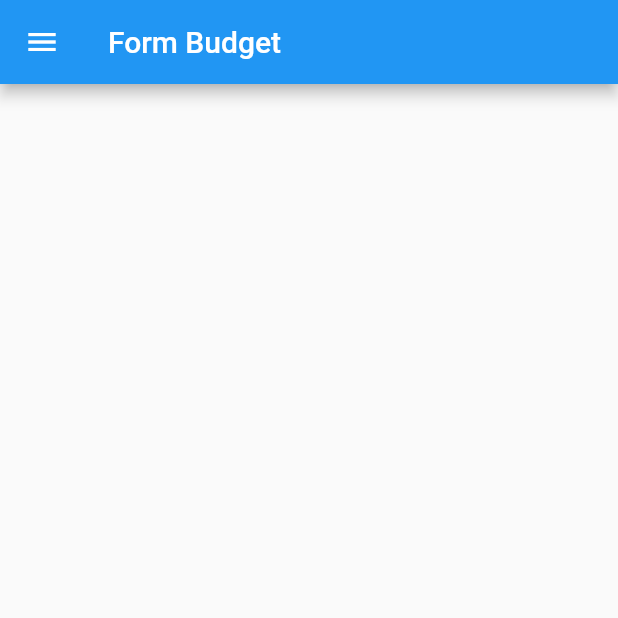
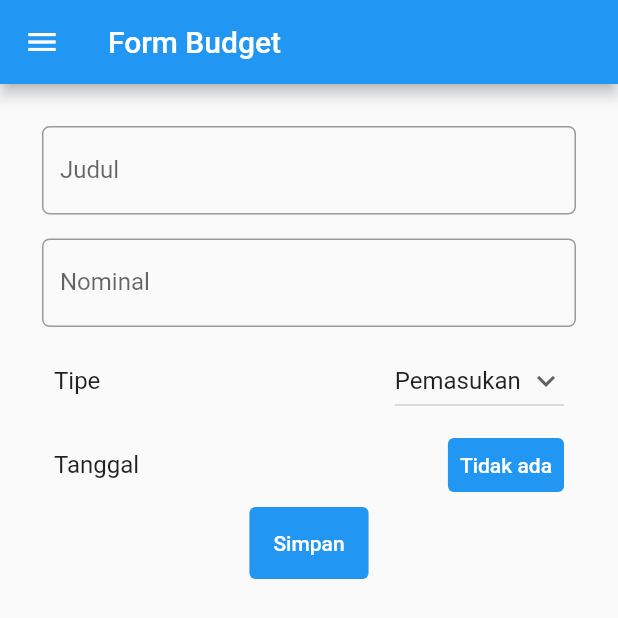
Before and after one commit to HansTM/pbp-tugas-flutter, a Flutter app: the screen it shows after launch, in the side drawer, after a tap on "Tambah Budget", on a phone screen of 412 x 824 dp. Shown: the top 618 px of the screen. Run offline on Flutter 3.47's test engine with Material 2 defaults, Android fonts, the phone set to English and light mode, and no system bars.

Commit message:
Tugas 8: Isi halaman form 1

```diff
--- a/lib/budget-form.dart
+++ b/lib/budget-form.dart
@@ -10,6 +10,13 @@ class BudgetFormPage extends StatefulWidget {
 }
 
 class _BudgetFormPageState extends State<BudgetFormPage> {
+  final _formKey = GlobalKey<FormState>();
+
+  String judulBudget = '';
+  int nominalBudget = 0;
+  List<String> listTipeBudget = ['Pemasukan', 'Pengeluaran'];
+  String tipeBudget = 'Pemasukan';
+  DateTime? tanggalBudget;
 
   @override
   Widget build(BuildContext context) {
@@ -18,8 +25,139 @@ class _BudgetFormPageState extends State<BudgetFormPage> {
         title: Text(widget.title),
       ),
       drawer: const GlobalDrawer(),
-      body: Center(
-      ),
+      body: Form(
+        key: _formKey,
+        child: SingleChildScrollView(
+          child: Container(
+            padding: const EdgeInsets.all(20.0),
+            child: Column(
+              children: [
+                Padding(
+                  padding: const EdgeInsets.all(8.0),
+                  child: TextFormField(
+                    decoration: InputDecoration(
+                      hintText: "Contoh: Beli Barang",
+                      labelText: "Judul",
+                      // icon: const Icon(Icons.people),
+                      border: OutlineInputBorder(
+                        borderRadius: BorderRadius.circular(5.0),
+                      ),
+                    ),
+                    onChanged: (String? value) {
+                      setState(() {
+                        judulBudget = value!;
+                      });
+                    },
+                    onSaved: (String? value) {
+                      setState(() {
+                        judulBudget = value!;
+                      });
+                    },
+                    validator: (String? value) {
+                      if (value == null || value.isEmpty) {
+                        return 'Judul tidak boleh kosong.';
+                      }
+                      return null;
+                    },
+                  ),
+                ),
+                Padding(
+                  padding: const EdgeInsets.all(8.0),
+                  child: TextFormField(
+                    decoration: InputDecoration(
+                      hintText: "Contoh: 1000",
+                      labelText: "Nominal",
+                      // icon: const Icon(Icons.people),
+                      border: OutlineInputBorder(
+                        borderRadius: BorderRadius.circular(5.0),
+                      ),
+                    ),
+                    onChanged: (String? value) {
+                      setState(() {
+                        nominalBudget = value! as int;
+                      });
+                    },
+                    onSaved: (String? value) {
+                      setState(() {
+                        nominalBudget = value! as int;
+                      });
+                    },
+                    validator: (String? value) {
+                      if (value == null || value.isEmpty) {
+                        return 'Nominal tidak boleh kosong.';
+                      }
+                      return null;
+                    },
+                  ),
+                ),
+                ListTile(
+                  // leading: const Icon(Icons.class_),
+                  title: const Text(
+                    'Tipe',
+                  ),
+                  trailing: DropdownButton(
+                    value: tipeBudget,
+                    icon: const Icon(Icons.keyboard_arrow_down),
+                    items: listTipeBudget.map((String items) {
+                      return DropdownMenuItem(
+                        value: items,
+                        child: Text(items),
+                      );
+                    }).toList(),
+                    onChanged: (String? newValue) {
+                      setState(() {
+                        tipeBudget = newValue!;
+                      });
+                    },
+                  ),
+                ),
+                ListTile(
+                  // leading: const Icon(Icons.class_),
+                  title: const Text(
+                    'Tanggal',
+                  ),
+                  trailing: TextButton(
+                    style: ButtonStyle(
+                      backgroundColor: MaterialStateProperty.all(Colors.blue),
+                    ),
+                    child: Text(
+                      tanggalBudget == null ? 'Tidak ada' : tanggalBudget.toString(),
+                      style: const TextStyle(color: Colors.white),
+                    ),
+                    onPressed: () {
+                      showDatePicker(
+                        context: context,
+                        initialDate: DateTime.now(),
+                        firstDate: DateTime(2000),
+                        lastDate: DateTime(2099),
+                      ).then((date) {  //tambahkan setState dan panggil variabel _dateTime.
+                        setState(() {
+                          tanggalBudget = date;
+                        });
+                      });
+                    },
+                  ),
+                ),
+                TextButton(
+                  style: ButtonStyle(
+                    backgroundColor: MaterialStateProperty.all(Colors.blue),
+                    padding: MaterialStateProperty.all<EdgeInsets>(const EdgeInsets.all(16.0))
+                  ),
+                  child: const Text(
+                    "Simpan",
+                    style: TextStyle(color: Colors.white),
+                  ),
+                  onPressed: () {
+                    if (_formKey.currentState!.validate()) {
+
+                    }
+                  },
+                ),
+              ],
+            ),
+          ),
+        ),
+      )
     );
   }
 }
```
